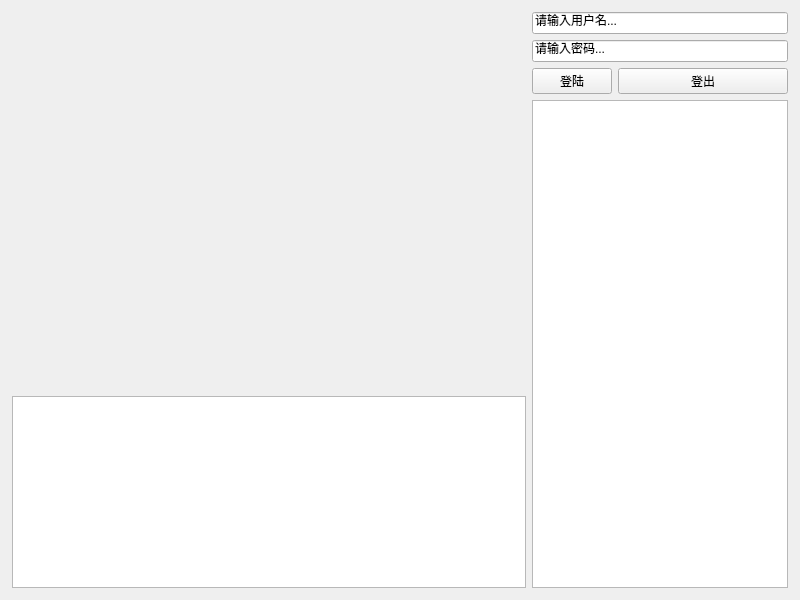
Above: widget.ui from ManJie007/414chatclient before the change. Below: the same form after it.
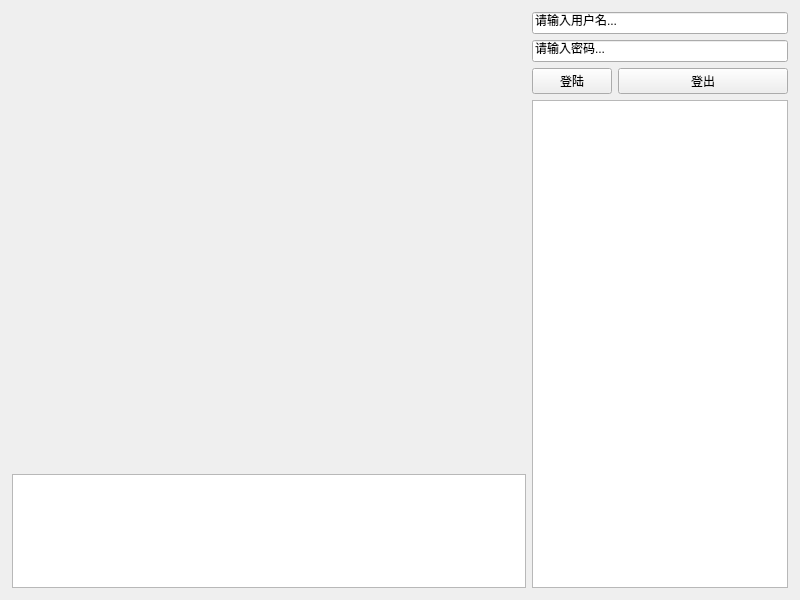
That is the form after the change.

Commit message: 完成发送消息 并展示

Patch:
```diff
--- a/widget.ui
+++ b/widget.ui
@@ -13,7 +13,7 @@
   <property name="windowTitle">
    <string>Widget</string>
   </property>
-  <layout class="QGridLayout" name="gridLayout_2" rowstretch="3,0" columnstretch="4,0">
+  <layout class="QGridLayout" name="gridLayout_2" rowstretch="4,1" columnstretch="4,0">
    <property name="leftMargin">
     <number>12</number>
    </property>
```
The commit also changes 2 other files.
